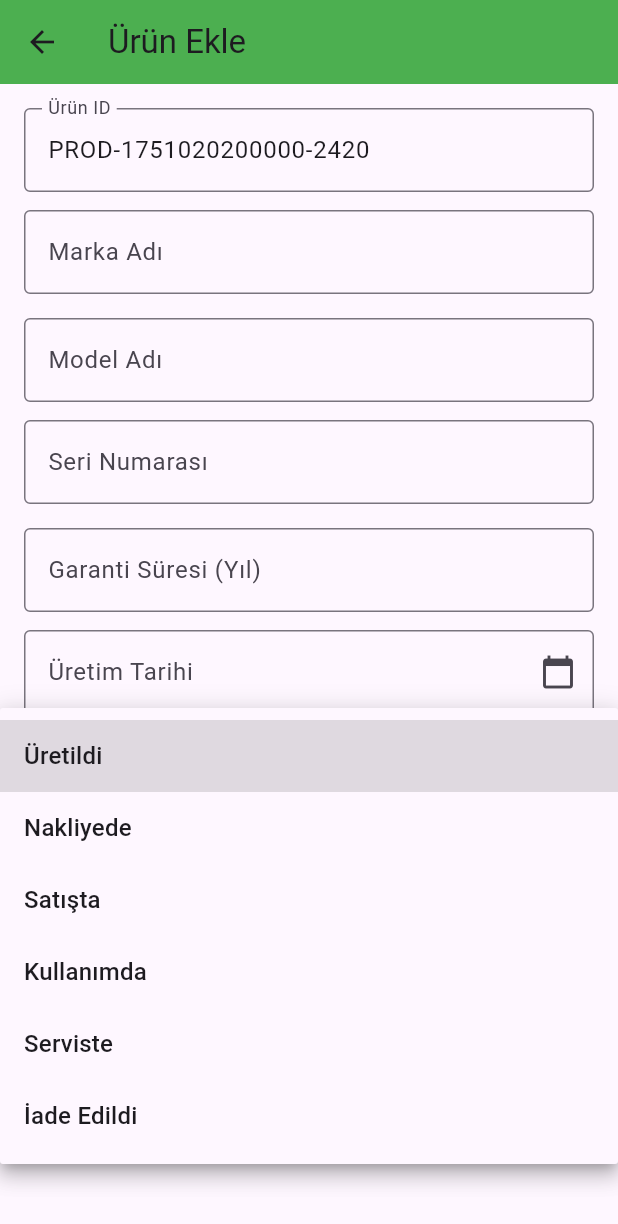
After one commit to nursena-pc/supply-chain-mobil-app, a Flutter app: the AddProductScreen screen opened directly, after a tap on "Üretildi", on a phone screen of 412 x 824 dp. The commit adds this screen. Shown: the top 1224 px of the screen. Run offline on Flutter 3.47's test engine with Material 3 defaults, Android fonts, the light colour scheme and no system bars; our stand-ins replace cloud_firestore, firebase_auth, firebase_core, flutter_dotenv, google_sign_in, qr_flutter and 1 more; missing offline and left inert: gallery_saver_plus, mobile_scanner, web3dart; accounts and stored records are empty; network calls fail.

Commit message:
Yeni güncelleme: [ürün ekleme bitti]

```diff
--- /dev/null
+++ b/lib/screens/producer/add_product/brand_model_input.dart
@@ -0,0 +1,36 @@
+import 'package:flutter/material.dart';
+
+class BrandModelInput extends StatelessWidget {
+  final TextEditingController brandController;
+  final TextEditingController modelController;
+
+  const BrandModelInput({
+    super.key,
+    required this.brandController,
+    required this.modelController,
+  });
+
+  @override
+  Widget build(BuildContext context) {
+    return Column(
+      crossAxisAlignment: CrossAxisAlignment.stretch,
+      children: [
+        TextFormField(
+          controller: brandController,
+          decoration: const InputDecoration(
+            labelText: 'Marka Adı',
+            border: OutlineInputBorder(),
+          ),
+        ),
+        const SizedBox(height: 16),
+        TextFormField(
+          controller: modelController,
+          decoration: const InputDecoration(
+            labelText: 'Model Adı',
+            border: OutlineInputBorder(),
+          ),
+        ),
+      ],
+    );
+  }
+}
--- /dev/null
+++ b/lib/screens/producer/add_product/location_selector.dart
@@ -0,0 +1,43 @@
+import 'package:flutter/material.dart';
+
+class LocationInput extends StatelessWidget {
+  final String location;
+  final ValueChanged<String?> onChanged;
+
+  const LocationInput({
+    super.key,
+    required this.location,
+    required this.onChanged,
+  });
+
+  static const List<String> iller = [
+    'Adana', 'Adıyaman', 'Afyonkarahisar', 'Ağrı', 'Aksaray', 'Amasya', 'Ankara',
+    'Antalya', 'Ardahan', 'Artvin', 'Aydın', 'Balıkesir', 'Bartın', 'Batman',
+    'Bayburt', 'Bilecik', 'Bingöl', 'Bitlis', 'Bolu', 'Burdur', 'Bursa',
+    'Çanakkale', 'Çankırı', 'Çorum', 'Denizli', 'Diyarbakır', 'Düzce', 'Edirne',
+    'Elazığ', 'Erzincan', 'Erzurum', 'Eskişehir', 'Gaziantep', 'Giresun',
+    'Gümüşhane', 'Hakkari', 'Hatay', 'Iğdır', 'Isparta', 'İstanbul', 'İzmir',
+    'Kahramanmaraş', 'Karabük', 'Karaman', 'Kars', 'Kastamonu', 'Kayseri',
+    'Kırıkkale', 'Kırklareli', 'Kırşehir', 'Kilis', 'Kocaeli', 'Konya', 'Kütahya',
+    'Malatya', 'Manisa', 'Mardin', 'Mersin', 'Muğla', 'Muş', 'Nevşehir',
+    'Niğde', 'Ordu', 'Osmaniye', 'Rize', 'Sakarya', 'Samsun', 'Şanlıurfa',
+    'Siirt', 'Sinop', 'Şırnak', 'Sivas', 'Tekirdağ', 'Tokat', 'Trabzon',
+    'Tunceli', 'Uşak', 'Van', 'Yalova', 'Yozgat', 'Zonguldak'
+  ];
+
+  @override
+  Widget build(BuildContext context) {
+    return DropdownButtonFormField<String>(
+      value: location.isNotEmpty ? location : null,
+      decoration: const InputDecoration(
+        labelText: 'Konum',
+        border: OutlineInputBorder(),
+      ),
+      items: iller.map((il) => DropdownMenuItem(
+        value: il,
+        child: Text(il),
+      )).toList(),
+      onChanged: onChanged,
+    );
+  }
+}
--- /dev/null
+++ b/lib/screens/producer/add_product/manufacture_date_picker.dart
@@ -0,0 +1,31 @@
+import 'package:flutter/material.dart';
+
+class ManufactureDatePicker extends StatelessWidget {
+  final TextEditingController controller;
+
+  const ManufactureDatePicker({super.key, required this.controller});
+
+  @override
+  Widget build(BuildContext context) {
+    return TextField(
+      controller: controller,
+      readOnly: true,
+      onTap: () async {
+        final pickedDate = await showDatePicker(
+          context: context,
+          initialDate: DateTime.now(),
+          firstDate: DateTime(2000),
+          lastDate: DateTime(2100),
+        );
+        if (pickedDate != null) {
+          controller.text = pickedDate.toIso8601String().split('T').first;
+        }
+      },
+      decoration: const InputDecoration(
+        labelText: 'Üretim Tarihi',
+        border: OutlineInputBorder(),
+        suffixIcon: Icon(Icons.calendar_today),
+      ),
+    );
+  }
+}
--- /dev/null
+++ b/lib/screens/producer/add_product/product_id_generator.dart
@@ -0,0 +1,10 @@
+import 'dart:math';
+
+class ProductIdGenerator {
+  static String generate() {
+    final now = DateTime.now();
+    final random = Random();
+    final randomDigits = random.nextInt(9000) + 1000; // 4 haneli sayı
+    return 'PROD-${now.millisecondsSinceEpoch}-$randomDigits';
+  }
+}
--- /dev/null
+++ b/lib/screens/producer/add_product/production_date_input.dart
@@ -0,0 +1,42 @@
+import 'package:flutter/material.dart';
+
+class ProductionDateInput extends StatelessWidget {
+  final DateTime? selectedDate;
+  final ValueChanged<DateTime> onDateSelected;
+
+  const ProductionDateInput({
+    super.key,
+    required this.selectedDate,
+    required this.onDateSelected,
+  });
+
+  Future<void> _pickDate(BuildContext context) async {
+    final now = DateTime.now();
+    final initial = selectedDate ?? now;
+    final picked = await showDatePicker(
+      context: context,
+      initialDate: initial,
+      firstDate: DateTime(now.year - 10),
+      lastDate: now,
+    );
+    if (picked != null) onDateSelected(picked);
+  }
+
+  @override
+  Widget build(BuildContext context) {
+    final displayText = selectedDate != null
+        ? "${selectedDate!.year}-${selectedDate!.month.toString().padLeft(2, '0')}-${selectedDate!.day.toString().padLeft(2, '0')}"
+        : "Tarih seçin";
+
+    return InkWell(
+      onTap: () => _pickDate(context),
+      child: InputDecorator(
+        decoration: const InputDecoration(
+          labelText: "Üretim Tarihi",
+          border: OutlineInputBorder(),
+        ),
+        child: Text(displayText),
+      ),
+    );
+  }
+}
--- /dev/null
+++ b/lib/screens/producer/add_product/serial_warranty_input.dart
@@ -0,0 +1,37 @@
+import 'package:flutter/material.dart';
+
+class SerialWarrantyInput extends StatelessWidget {
+  final TextEditingController serialController;
+  final TextEditingController warrantyController;
+
+  const SerialWarrantyInput({
+    super.key,
+    required this.serialController,
+    required this.warrantyController,
+  });
+
+  @override
+  Widget build(BuildContext context) {
+    return Column(
+      crossAxisAlignment: CrossAxisAlignment.stretch,
+      children: [
+        TextField(
+          controller: serialController,
+          decoration: const InputDecoration(
+            labelText: 'Seri Numarası',
+            border: OutlineInputBorder(),
+          ),
+        ),
+        const SizedBox(height: 16),
+        TextField(
+          controller: warrantyController,
+          keyboardType: TextInputType.number,
+          decoration: const InputDecoration(
+            labelText: 'Garanti Süresi (Yıl)',
+            border: OutlineInputBorder(),
+          ),
+        ),
+      ],
+    );
+  }
+}
--- /dev/null
+++ b/lib/screens/producer/add_product/status_dropdown.dart
@@ -0,0 +1,39 @@
+import 'package:flutter/material.dart';
+
+class StatusDropdown extends StatelessWidget {
+  final String value;
+  final ValueChanged<String?> onChanged;
+
+  const StatusDropdown({
+    super.key,
+    required this.value,
+    required this.onChanged,
+  });
+
+  static const List<String> statusList = [
+    'Üretildi',
+    'Nakliyede',
+    'Satışta',
+    'Kullanımda',
+    'Serviste',
+    'İade Edildi',
+  ];
+
+  @override
+  Widget build(BuildContext context) {
+    return DropdownButtonFormField<String>(
+      value: value,
+      decoration: const InputDecoration(
+        labelText: 'Durum',
+        border: OutlineInputBorder(),
+      ),
+      items: statusList.map((durum) {
+        return DropdownMenuItem(
+          value: durum,
+          child: Text(durum),
+        );
+      }).toList(),
+      onChanged: onChanged,
+    );
+  }
+}
--- /dev/null
+++ b/lib/screens/producer/add_product/submit_button.dart
@@ -0,0 +1,86 @@
+import 'package:flutter/material.dart';
+import 'package:tedarik_final/services/ipfs_service.dart';
+import 'package:tedarik_final/screens/producer/share_qr_screen.dart';
+
+class SubmitButton extends StatelessWidget {
+  final TextEditingController productIdController;
+  final TextEditingController brandController;
+  final TextEditingController modelController;
+  final TextEditingController serialNumberController;
+  final TextEditingController manufactureDateController;
+  final TextEditingController warrantyYearsController;
+  final TextEditingController productionDateController;
+  final TextEditingController locationController;
+  final String status;
+
+  const SubmitButton({
+    super.key,
+    required this.productIdController,
+    required this.brandController,
+    required this.modelController,
+    required this.serialNumberController,
+    required this.manufactureDateController,
+    required this.warrantyYearsController,
+    required this.productionDateController,
+    required this.locationController,
+    required this.status,
+  });
+
+  Future<void> _handleSubmit(BuildContext context) async {
+    final productId = productIdController.text.trim();
+    final nowUtc = DateTime.now().toUtc().toIso8601String(); // ✅ Şu anki zaman
+
+    final data = {
+      "productId": productId,
+      "owner": "0x...", // TODO: Cüzdan adresi eklenecek
+      "status": status,
+      "device": {
+        "brand": brandController.text.trim(),
+        "model": modelController.text.trim(),
+        "serialNumber": serialNumberController.text.trim(),
+        "manufactureDate": manufactureDateController.text.trim(),
+        "warrantyYears": int.tryParse(warrantyYearsController.text.trim()) ?? 0,
+      },
+      "location": locationController.text.trim(),
+      "timestamp": nowUtc, // ✅ Otomatik zaman
+      "timestamps": {
+        status: nowUtc // ✅ Stepper için
+      }
+    };
+
+    // 🧠 IPFS'e yükleme
+    final cid = await IPFSService.uploadJSON(data);
+    if (cid == null) {
+      ScaffoldMessenger.of(context).showSnackBar(const SnackBar(content: Text("IPFS yükleme başarısız!")));
+      return;
+    }
+
+    // ⛓️ Blockchain'e yazma
+    final success = await IPFSService.updateProductOnChain(productId, cid, status);
+    if (!success) {
+      ScaffoldMessenger.of(context).showSnackBar(const SnackBar(content: Text("Zincire yazma başarısız!")));
+      return;
+    }
+
+    // ✅ Başarılıysa QR ekranına yönlendir
+    if (context.mounted) {
+      Navigator.pushReplacement(
+        context,
+        MaterialPageRoute(builder: (_) => ShareQRScreen(cid: cid)),
+      );
+    }
+  }
+
+  @override
+  Widget build(BuildContext context) {
+    return ElevatedButton(
+      onPressed: () => _handleSubmit(context),
+      style: ElevatedButton.styleFrom(
+        backgroundColor: Colors.green,
+        padding: const EdgeInsets.symmetric(vertical: 16),
+        shape: RoundedRectangleBorder(borderRadius: BorderRadius.circular(30)),
+      ),
+      child: const Text("Ürünü Kaydet", style: TextStyle(fontSize: 16)),
+    );
+  }
+}
--- /dev/null
+++ b/lib/screens/producer/add_product_screen.dart
@@ -0,0 +1,141 @@
+import 'package:flutter/material.dart';
+import 'package:tedarik_final/screens/producer/add_product/brand_model_input.dart';
+import 'package:tedarik_final/screens/producer/add_product/location_selector.dart';
+import 'package:tedarik_final/screens/producer/add_product/manufacture_date_picker.dart';
+import 'package:tedarik_final/screens/producer/add_product/product_id_generator.dart';
+import 'package:tedarik_final/screens/producer/add_product/production_date_input.dart';
+import 'package:tedarik_final/screens/producer/add_product/status_dropdown.dart';
+import 'package:tedarik_final/screens/producer/add_product/submit_button.dart';
+import 'package:tedarik_final/screens/producer/add_product/serial_warranty_input.dart';
+import 'package:tedarik_final/screens/producer/add_product/location_selector.dart';
+
+class AddProductScreen extends StatefulWidget {
+  const AddProductScreen({super.key});
+
+  @override
+  State<AddProductScreen> createState() => _AddProductScreenState();
+}
+
+class _AddProductScreenState extends State<AddProductScreen> {
+  final TextEditingController productIdController = TextEditingController();
+  final TextEditingController brandController = TextEditingController();
+  final TextEditingController modelController = TextEditingController();
+  final TextEditingController serialNumberController = TextEditingController();
+  final TextEditingController manufactureDateController = TextEditingController();
+  final TextEditingController warrantyYearsController = TextEditingController();
+  final TextEditingController productionDateController = TextEditingController();
+  final TextEditingController locationController = TextEditingController();
+
+  String status = 'Üretildi';
+  String selectedLocation = '';
+  DateTime? selectedProductionDate;
+
+  @override
+  void initState() {
+    super.initState();
+    productIdController.text = ProductIdGenerator.generate();
+
+    selectedProductionDate = DateTime.now();
+    productionDateController.text = selectedProductionDate!.toIso8601String().split('T').first;
+  }
+
+  @override
+  void dispose() {
+    productIdController.dispose();
+    brandController.dispose();
+    modelController.dispose();
+    serialNumberController.dispose();
+    manufactureDateController.dispose();
+    warrantyYearsController.dispose();
+    productionDateController.dispose();
+    locationController.dispose();
+    super.dispose();
+  }
+
+  @override
+  Widget build(BuildContext context) {
+    return Scaffold(
+      appBar: AppBar(
+        title: const Text('Ürün Ekle'),
+        backgroundColor: Colors.green,
+      ),
+      body: SingleChildScrollView(
+        padding: const EdgeInsets.all(16),
+        child: Column(
+          crossAxisAlignment: CrossAxisAlignment.stretch,
+          children: [
+            TextField(
+              controller: productIdController,
+              readOnly: true,
+              decoration: const InputDecoration(
+                labelText: 'Ürün ID',
+                border: OutlineInputBorder(),
+              ),
+            ),
+            const SizedBox(height: 12),
+
+            BrandModelInput(
+              brandController: brandController,
+              modelController: modelController,
+            ),
+            const SizedBox(height: 12),
+
+            SerialWarrantyInput(
+              serialController: serialNumberController,
+              warrantyController: warrantyYearsController,
+            ),
+            const SizedBox(height: 12),
+
+            ManufactureDatePicker(controller: manufactureDateController),
+            const SizedBox(height: 12),
+
+            ProductionDateInput(
+              selectedDate: selectedProductionDate,
+              onDateSelected: (pickedDate) {
+                setState(() {
+                  selectedProductionDate = pickedDate;
+                  productionDateController.text =
+                      pickedDate.toIso8601String().split('T').first;
+                });
+              },
+            ),
+            const SizedBox(height: 12),
+
+            StatusDropdown(
+              value: status,
+              onChanged: (newValue) {
+                if (newValue != null) {
+                  setState(() => status = newValue);
+                }
+              },
+            ),
+            const SizedBox(height: 12),
+
+            LocationInput(
+              location: selectedLocation,
+              onChanged: (val) {
+                setState(() {
+                  selectedLocation = val ?? '';
+                  locationController.text = selectedLocation;
+                });
+              },
+            ),
+            const SizedBox(height: 24),
+
+            SubmitButton(
+              productIdController: productIdController,
+              brandController: brandController,
+              modelController: modelController,
+              serialNumberController: serialNumberController,
+              manufactureDateController: manufactureDateController,
+              warrantyYearsController: warrantyYearsController,
+              productionDateController: productionDateController,
+              locationController: locationController,
+              status: status,
+            ),
+          ],
+        ),
+      ),
+    );
+  }
+}
--- /dev/null
+++ b/lib/widgets/product/status_input.dart
@@ -0,0 +1,35 @@
+import 'package:flutter/material.dart';
+
+class StatusInput extends StatelessWidget {
+  final String status;
+  final ValueChanged<String?> onChanged;
+
+  const StatusInput({
+    super.key,
+    required this.status,
+    required this.onChanged,
+  });
+
+  static const List<String> durumlar = [
+    'Üretildi',
+    'Depoda',
+    'Dağıtımda',
+    'Teslim Edildi',
+  ];
+
+  @override
+  Widget build(BuildContext context) {
+    return DropdownButtonFormField<String>(
+      value: status.isNotEmpty ? status : null,
+      decoration: const InputDecoration(
+        labelText: 'Durum',
+        border: OutlineInputBorder(),
+      ),
+      items: durumlar.map((durum) => DropdownMenuItem(
+        value: durum,
+        child: Text(durum),
+      )).toList(),
+      onChanged: onChanged,
+    );
+  }
+}
```
Also changed, not shown: lib/screens/common/main_menu_screen.dart (+15 -7 lines), lib/screens/producer/share_qr_screen.dart (+57 -23 lines), lib/services/ipfs_service.dart (+9 -3 lines), lib/widgets/device_input.dart (added, +80 -0 lines), lib/screens/common/qr_scanner_screen.dart (line endings or trailing spaces), lib/screens/producer/add_product/warranty_year_input.dart (added), lib/screens/product/product_detail_screen.dart (line endings or trailing spaces), 1 other file.
